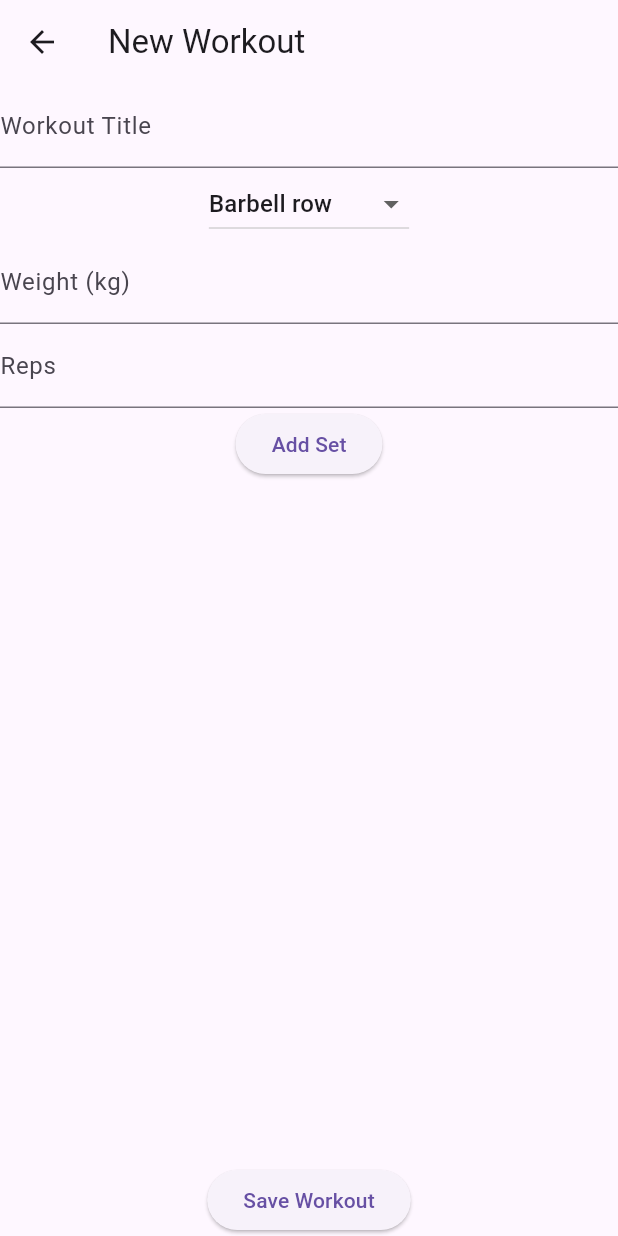
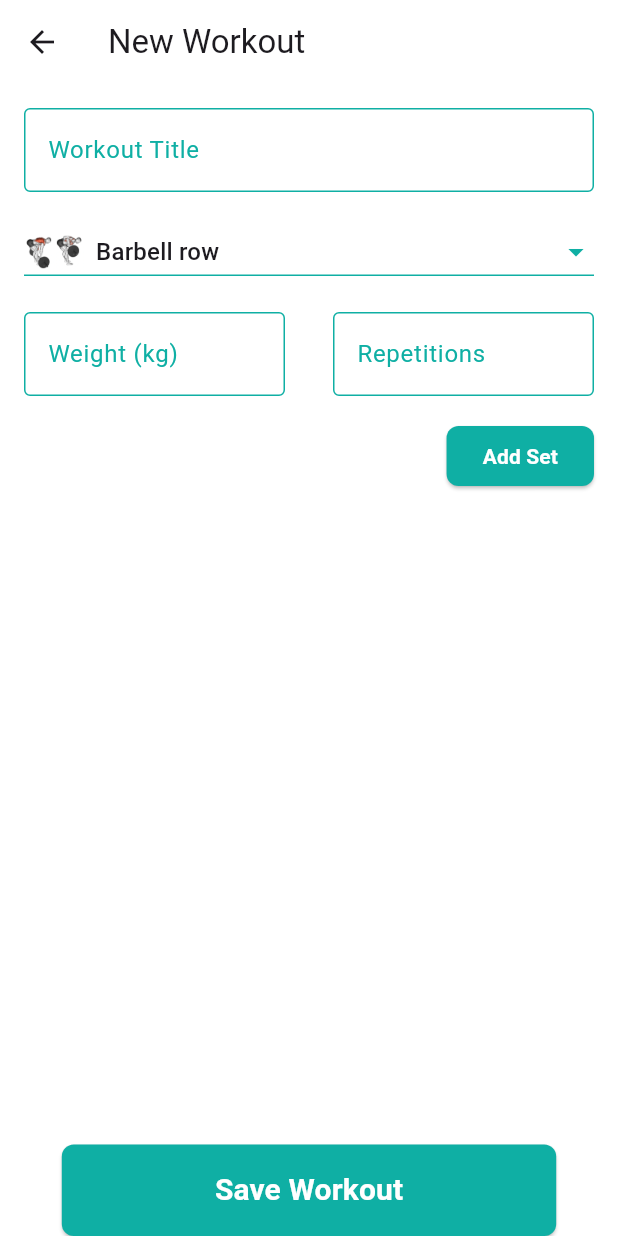
Before and after one commit to fabiocataldodev/gym_tracker_test, a Flutter app: the WorkoutScreen screen opened directly, on a phone screen of 412 x 824 dp. Run offline on Flutter 3.47's test engine with Material 3 defaults, Android fonts, the phone set to English and light mode, and no system bars; our stand-ins replace get, get_storage; accounts and stored records are empty.

Commit message:
Implement drag-and-drop reordering and swipe-to-dismiss in set list
- Replaced ListView with ReorderableListView to enable drag-and-drop reordering of sets.
- Maintained swipe-to-dismiss functionality using Dismissible widget for each list item.
- Added exercise images to each list item for better visual representation.

```diff
--- /dev/null
+++ b/lib/app_config/app_colors.dart
@@ -0,0 +1,6 @@
+import 'dart:ui';
+
+class AppColors {
+  static const Color primaryColor = Color(0xFF0FAfA4);
+  static const Color secondaryColor = Color(0xFFFFFFFF);
+}
--- /dev/null
+++ b/lib/app_config/styles.dart
@@ -0,0 +1,37 @@
+import 'package:flutter/material.dart';
+import 'package:gym_tracker_test/app_config/app_colors.dart';
+
+class ButtonStyles {
+  static ButtonStyle primaryButtonStyle() {
+    return ButtonStyle(
+      backgroundColor: WidgetStateProperty.all(AppColors.primaryColor),
+      foregroundColor: WidgetStateProperty.all(AppColors.secondaryColor),
+      shape: WidgetStateProperty.all<RoundedRectangleBorder>(
+        RoundedRectangleBorder(
+          borderRadius: BorderRadius.circular(8.0),
+        ),
+      ),
+    );
+  }
+}
+
+InputDecoration customInputDecoration({
+  String? labelText,
+  String? hintText,
+}) {
+  return InputDecoration(
+    labelText: labelText,
+    hintText: hintText,
+    hintStyle: const TextStyle(color: Colors.grey),
+    labelStyle: const TextStyle(color: AppColors.primaryColor),
+    border: const OutlineInputBorder(
+      borderSide: BorderSide(color: AppColors.primaryColor),
+    ),
+    focusedBorder: const OutlineInputBorder(
+      borderSide: BorderSide(color: AppColors.primaryColor),
+    ),
+    enabledBorder: const OutlineInputBorder(
+      borderSide: BorderSide(color: AppColors.primaryColor),
+    ),
+  );
+}
--- /dev/null
+++ b/lib/app_config/utils/get_image_path.dart
@@ -0,0 +1,18 @@
+class GetImagePath {
+  String getImagePath(String exercise) {
+    switch (exercise) {
+      case 'Barbell row':
+        return 'assets/barbellrow.png';
+      case 'Bench press':
+        return 'assets/benchpress.png';
+      case 'Shoulder press':
+        return 'assets/shoulderpress.png';
+      case 'Deadlift':
+        return 'assets/deadlift.png';
+      case 'Squat':
+        return 'assets/squat.png';
+      default:
+        return 'assets/barbellrow.png';
+    }
+  }
+}
--- a/lib/controller/work_out_controller.dart
+++ b/lib/controller/work_out_controller.dart
@@ -66,4 +66,9 @@ class WorkoutController extends GetxController {
     repsController.clear();
     titleController.clear();
   }
+
+  void reorderSet(int oldIndex, int newIndex) {
+    final item = sets.removeAt(oldIndex);
+    sets.insert(newIndex, item);
+  }
 }
--- a/lib/main.dart
+++ b/lib/main.dart
@@ -15,7 +15,7 @@ class MyApp extends StatelessWidget {
 
   @override
   Widget build(BuildContext context) {
-    return const GetMaterialApp(
+    return GetMaterialApp(
       debugShowCheckedModeBanner: false,
       title: 'Workout Tracker',
       home: WorkoutListScreen(),
--- /dev/null
+++ b/lib/screens/widgets/custom_input_textfield.dart
@@ -0,0 +1,30 @@
+import 'package:flutter/material.dart';
+import 'package:gym_tracker_test/app_config/styles.dart';
+
+class CustomInputTextfield extends StatelessWidget {
+  final TextEditingController controller;
+  final String labelText;
+  final String hintText;
+
+  const CustomInputTextfield({
+    super.key,
+    required this.controller,
+    required this.labelText,
+    required this.hintText,
+  });
+
+  @override
+  Widget build(BuildContext context) {
+    return Expanded(
+      child: Padding(
+        padding: const EdgeInsets.all(16.0),
+        child: TextField(
+          controller: controller,
+          decoration:
+              customInputDecoration(hintText: hintText, labelText: labelText),
+          keyboardType: TextInputType.number,
+        ),
+      ),
+    );
+  }
+}
--- /dev/null
+++ b/lib/screens/widgets/dropdown_itens.dart
@@ -0,0 +1,56 @@
+import 'package:flutter/material.dart';
+import 'package:get/get.dart';
+import 'package:gym_tracker_test/app_config/app_colors.dart';
+import 'package:gym_tracker_test/app_config/utils/get_image_path.dart';
+import 'package:gym_tracker_test/controller/work_out_controller.dart';
+
+class DropdownItens extends GetView<WorkoutController> {
+  DropdownItens({super.key});
+
+  final GetImagePath imagePathProvider = GetImagePath();
+
+  @override
+  Widget build(BuildContext context) {
+    return Obx(() {
+      return Padding(
+        padding: const EdgeInsets.only(left: 16, right: 16),
+        child: DropdownButton<String>(
+          isExpanded: true,
+          icon: const Icon(
+            Icons.arrow_drop_down,
+            color: AppColors.primaryColor,
+          ),
+          underline: Container(
+            height: 1,
+            color: AppColors.primaryColor,
+          ),
+          dropdownColor: Colors.white,
+          value: controller.selectedExercise.value,
+          items: [
+            'Barbell row',
+            'Bench press',
+            'Shoulder press',
+            'Deadlift',
+            'Squat'
+          ]
+              .map((exercise) => DropdownMenuItem(
+                    value: exercise,
+                    child: Row(
+                      children: [
+                        Image.asset(
+                          imagePathProvider.getImagePath(exercise),
+                          width: 40,
+                          height: 40,
+                        ),
+                        const SizedBox(width: 8),
+                        Text(exercise),
+                      ],
+                    ),
+                  ))
+              .toList(),
+          onChanged: (value) => controller.selectedExercise.value = value!,
+        ),
+      );
+    });
+  }
+}
--- /dev/null
+++ b/lib/screens/widgets/save_workout_button.dart
@@ -0,0 +1,49 @@
+// ignore_for_file: public_member_api_docs, sort_constructors_first
+import 'package:flutter/material.dart';
+import 'package:get/get.dart';
+
+import 'package:gym_tracker_test/app_config/styles.dart';
+import 'package:gym_tracker_test/controller/work_out_controller.dart';
+import 'package:gym_tracker_test/models/workout_model.dart';
+
+class SaveWorkoutButton extends GetView<WorkoutController> {
+  final int? index;
+
+  const SaveWorkoutButton({
+    super.key,
+    required this.index,
+  });
+
+  @override
+  Widget build(BuildContext context) {
+    return SizedBox(
+      width: Get.width * 0.8,
+      child: ElevatedButton(
+        style: ButtonStyles.primaryButtonStyle(),
+        onPressed: () {
+          final title = controller.titleController.text.isNotEmpty
+              ? controller.titleController.text
+              : 'No Title';
+          final workout = Workout(
+            sets: controller.sets.toList(),
+            date: DateTime.now(),
+            title: title,
+          );
+          if (index != null) {
+            controller.updateWorkout(index!, workout);
+          } else {
+            controller.addWorkout(workout);
+          }
+          Get.back();
+        },
+        child: const Padding(
+          padding: EdgeInsets.all(16.0),
+          child: Text(
+            'Save Workout',
+            style: TextStyle(fontSize: 20, fontWeight: FontWeight.bold),
+          ),
+        ),
+      ),
+    );
+  }
+}
--- /dev/null
+++ b/lib/screens/widgets/set_list.dart
@@ -0,0 +1,58 @@
+import 'package:flutter/material.dart';
+import 'package:get/get.dart';
+import 'package:gym_tracker_test/app_config/utils/get_image_path.dart';
+import 'package:gym_tracker_test/controller/work_out_controller.dart';
+
+class SetList extends GetView<WorkoutController> {
+  SetList({super.key});
+
+  final GetImagePath imagePathProvider = GetImagePath();
+
+  @override
+  Widget build(BuildContext context) {
+    return Expanded(
+      child: Obx(
+        () => ReorderableListView.builder(
+          onReorder: (int oldIndex, int newIndex) {
+            if (newIndex > oldIndex) {
+              newIndex -= 1;
+            }
+            controller.reorderSet(oldIndex, newIndex);
+          },
+          itemCount: controller.sets.length,
+          itemBuilder: (context, index) {
+            final set = controller.sets[index];
+            return Dismissible(
+              key: Key(set.hashCode.toString()),
+              onDismissed: (direction) {
+                controller.removeSet(index);
+              },
+              background: Container(
+                color: Colors.red,
+                child: const Align(
+                  alignment: Alignment.centerLeft,
+                  child: Padding(
+                    padding: EdgeInsets.only(left: 16.0),
+                    child: Icon(Icons.delete, color: Colors.white),
+                  ),
+                ),
+              ),
+              child: ListTile(
+                leading: Image.asset(
+                  imagePathProvider.getImagePath(set.exercise),
+                  width: 80,
+                  height: 80,
+                ),
+                title: Text(
+                  set.exercise,
+                  style: const TextStyle(fontWeight: FontWeight.bold),
+                ),
+                subtitle: Text('${set.weight}kg, ${set.reps}x repetitions'),
+              ),
+            );
+          },
+        ),
+      ),
+    );
+  }
+}
--- a/lib/screens/work_out_screen.dart
+++ b/lib/screens/work_out_screen.dart
@@ -1,6 +1,12 @@
 import 'package:flutter/material.dart';
 import 'package:get/get.dart';
+import 'package:gym_tracker_test/app_config/app_colors.dart';
+import 'package:gym_tracker_test/app_config/styles.dart';
 import 'package:gym_tracker_test/controller/work_out_controller.dart';
+import 'package:gym_tracker_test/screens/widgets/custom_input_textfield.dart';
+import 'package:gym_tracker_test/screens/widgets/dropdown_itens.dart';
+import 'package:gym_tracker_test/screens/widgets/save_workout_button.dart';
+import 'package:gym_tracker_test/screens/widgets/set_list.dart';
 import '../models/workout_model.dart';
 
 class WorkoutScreen extends StatelessWidget {
@@ -21,100 +27,55 @@ class WorkoutScreen extends StatelessWidget {
     }
 
     return Scaffold(
+      backgroundColor: Colors.white,
       appBar: AppBar(
+        backgroundColor: AppColors.secondaryColor,
         title: Text(workout == null ? 'New Workout' : 'Edit Workout'),
       ),
-      body: Column(
+      body: SafeArea(
+        child: Column(
           children: [
-          TextField(
+            Padding(
+              padding: const EdgeInsets.all(16.0),
+              child: TextField(
                 controller: controller.titleController,
-            decoration: const InputDecoration(labelText: 'Workout Title'),
-          ),
-          DropdownButton<String>(
-            value: controller.selectedExercise.value,
-            items: [
-              'Barbell row',
-              'Bench press',
-              'Shoulder press',
-              'Deadlift',
-              'Squat'
-            ]
-                .map((exercise) => DropdownMenuItem(
-                      value: exercise,
-                      child: Text(exercise),
-                    ))
-                .toList(),
-            onChanged: (value) => controller.selectedExercise.value = value!,
-          ),
-          TextField(
-            controller: controller.weightController,
-            decoration: const InputDecoration(labelText: 'Weight (kg)'),
-            keyboardType: TextInputType.number,
-          ),
-          TextField(
-            controller: controller.repsController,
-            decoration: const InputDecoration(labelText: 'Reps'),
-            keyboardType: TextInputType.number,
-          ),
-          ElevatedButton(
-            onPressed: controller.addSet,
-            child: const Text('Add Set'),
-          ),
-          Expanded(
-            child: Obx(() => ListView.builder(
-                  itemCount: controller.sets.length,
-                  itemBuilder: (context, index) {
-                    final set = controller.sets[index];
-                    return Dismissible(
-                      key: Key(set.hashCode.toString()),
-                      onDismissed: (direction) {
-                        controller.removeSet(index);
-
-                        ScaffoldMessenger.of(context).showSnackBar(
-                          SnackBar(
-                            duration: const Duration(seconds: 1)
-                            content: Text('${set.exercise} removed'),
-                          ),
-                        );
-                      },
-                      background: Container(
-                        color: Colors.red,
-                        child: const Align(
-                          alignment: Alignment.centerLeft,
-                          child: Padding(
-                            padding: EdgeInsets.only(left: 16.0),
-                            child: Icon(Icons.delete, color: Colors.white),
+                decoration: customInputDecoration(
+                  labelText: 'Workout Title',
+                  hintText: 'Enter your workout title',
                 ),
               ),
             ),
-                      child: ListTile(
-                        title: Text(
-                            '${set.exercise}: ${set.weight}kg, ${set.reps} reps'),
+            DropdownItens(),
+            Row(
+              children: [
+                CustomInputTextfield(
+                    controller: controller.weightController,
+                    labelText: 'Weight (kg)',
+                    hintText: 'Weight (kg)'),
+                CustomInputTextfield(
+                    controller: controller.repsController,
+                    labelText: 'Repetitions',
+                    hintText: 'Repetitions'),
+              ],
             ),
-                    );
-                  },
-                )),
+            Padding(
+              padding: const EdgeInsets.only(right: 16.0),
+              child: Align(
+                alignment: Alignment.centerRight,
+                child: ElevatedButton(
+                  style: ButtonStyles.primaryButtonStyle(),
+                  onPressed: controller.addSet,
+                  child: const Text(
+                    'Add Set',
+                    style: TextStyle(fontWeight: FontWeight.bold),
                   ),
-          ElevatedButton(
-            onPressed: () {
-              final title = controller.titleController.text.isNotEmpty
-                  ? controller.titleController.text
-                  : 'No Title';
-              final workout = Workout(
-                sets: controller.sets.toList(),
-                date: DateTime.now(),
-                title: title,
-              );
-              if (index != null) {
-                controller.updateWorkout(index!, workout);
-              } else {
-                controller.addWorkout(workout);
-              }
-              Get.back();
-            },
-            child: const Text('Save Workout'),
                 ),
+              ),
+            ),
+            SetList(),
+            SaveWorkoutButton(index: index),
           ],
+        ),
       ),
     );
   }
--- a/pubspec.yaml
+++ b/pubspec.yaml
@@ -59,9 +59,8 @@ flutter:
   uses-material-design: true
 
   # To add assets to your application, add an assets section, like this:
-  # assets:
-  #   - images/a_dot_burr.jpeg
-  #   - images/a_dot_ham.jpeg
+  assets:
+    - assets/
 
   # An image asset can refer to one or more resolution-specific "variants", see
   # https://flutter.dev/assets-and-images/#resolution-aware
```
Also changed, not shown: lib/screens/widgets/custom_floating_button.dart (added, +36 -0 lines), lib/screens/work_out_list_screen.dart (+83 -16 lines), assets/barbellrow.png (added), assets/benchpress.png (added), assets/deadlift.png (added), assets/shoulderpress.png (added), assets/squat.png (added). Lines whose indentation alone changed are shown as unchanged.
